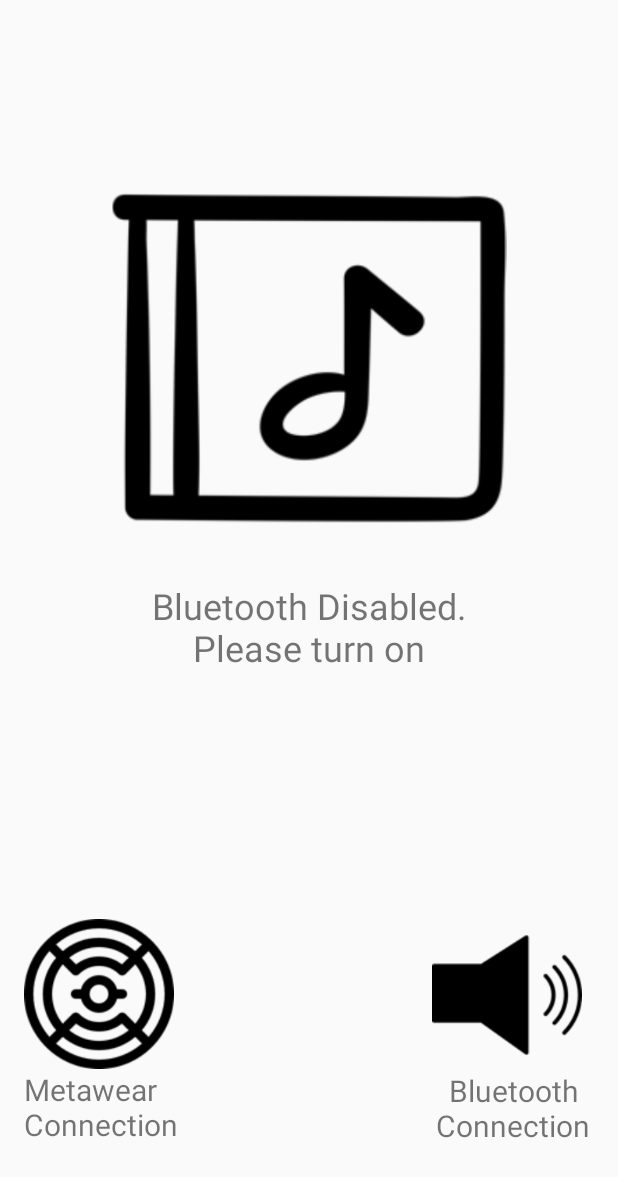
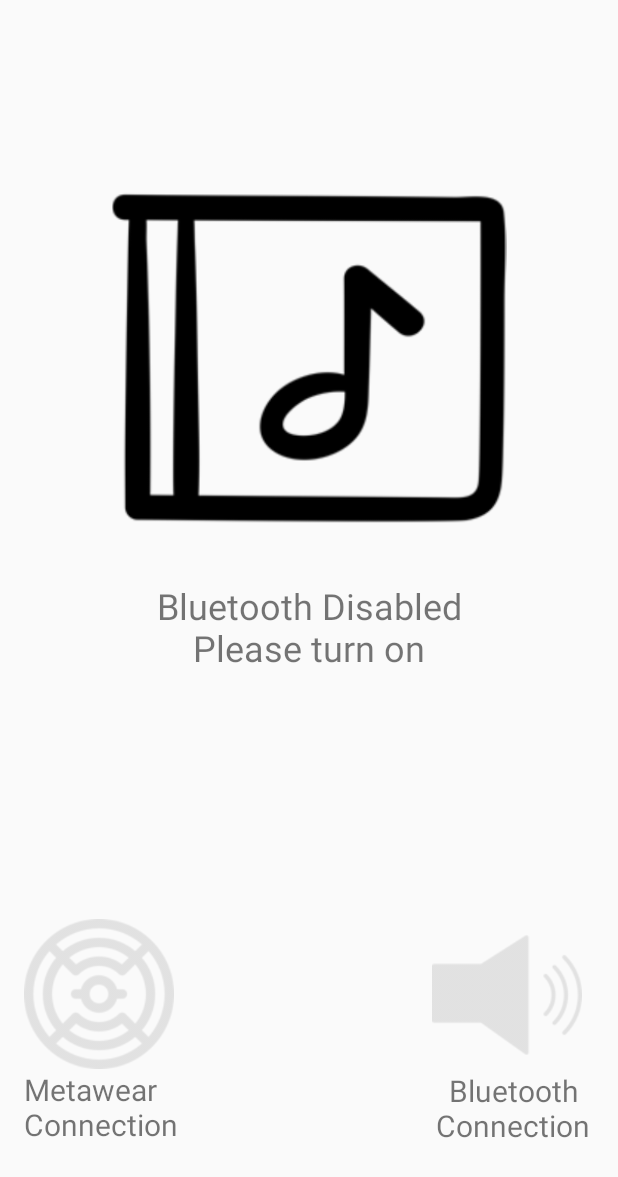
Before and after one commit to skyemakable/ShowerTunes, an Android app: the screen it shows after launch (MainActivity), on a phone screen of 412 x 824 dp. Shown: the top 1177 px of the screen. Run offline under Robolectric (Android 15) with nearby library versions, the phone set to English and light mode, and no system bars; libraries missing offline, so code that uses them is left out: com.mbientlab.metawear; 1 statement that could not run was skipped.

Commit message:
Added code to find mac address of speaker. Can now play song over speaker (though no controls about it).

```diff
--- a/app/src/main/java/com/example/mbientlab/showertunes/MainActivity.java
+++ b/app/src/main/java/com/example/mbientlab/showertunes/MainActivity.java
@@ -4,6 +4,7 @@ import android.app.Activity;
 import android.bluetooth.BluetoothAdapter;
 import android.bluetooth.BluetoothDevice;
 import android.bluetooth.BluetoothManager;
+import android.bluetooth.BluetoothSocket;
 import android.content.BroadcastReceiver;
 import android.content.IntentFilter;
 import android.media.MediaPlayer;
@@ -23,6 +24,7 @@ import android.widget.TextView;
 import android.bluetooth.BluetoothDevice;
 import android.content.Intent;
 
+
 import com.mbientlab.metawear.Data;
 import com.mbientlab.metawear.MetaWearBoard;
 import com.mbientlab.metawear.Route;
@@ -35,9 +37,11 @@ import com.mbientlab.metawear.module.Logging;
 import com.mbientlab.metawear.module.Temperature;
 
 import java.io.File;
+import java.io.IOException;
 import java.util.ArrayList;
 import java.util.List;
 import java.util.Set;
+//import java.util.UUID;
 
 import bolts.Continuation;
 import bolts.Task;
@@ -48,8 +52,12 @@ public class MainActivity extends Activity implements ServiceConnection {
     private static final String TAG = "MainActivity";
     private final String MAC_ADDR = "F7:02:E6:49:04:AF";
     private final String Blu_MAC = "00:58:02:A8:02:44";
+    MediaPlayer mediaPlayer;
 
     BluetoothAdapter mBluetoothAdapter;
+    private ArrayList<String> pairedDevices = new ArrayList<String>();
+
+    //private static final java.util.UUID myUUID = UUID.fromString("0000110E-0000-1000-8000-00805F9B34FB");
 
     private ImageView Metawear;
     private ImageView BluetoothSpeaker;
@@ -59,34 +67,6 @@ public class MainActivity extends Activity implements ServiceConnection {
     private Logging logging;
     private BtleService.LocalBinder serviceBinder;
 
-    // Create a BroadcastReceiver for ACTION_FOUND. Relevant if change of Bluetooth status.
-    private final BroadcastReceiver mBroadcastReceiver1 = new BroadcastReceiver() {
-        public void onReceive(Context context, Intent intent) {
-            String action = intent.getAction();
-            // When discovery finds a device
-            if (action.equals(mBluetoothAdapter.ACTION_STATE_CHANGED)) {
-                final int state = intent.getIntExtra(BluetoothAdapter.EXTRA_STATE, mBluetoothAdapter.ERROR);
-
-                switch(state){
-                    case BluetoothAdapter.STATE_OFF:
-                        Log.d(TAG, "onReceive: STATE OFF");
-                        MusicText.setText("Bluetooth Disabled. Please turn on");
-                        break;
-                    case BluetoothAdapter.STATE_TURNING_OFF:
-                        Log.d(TAG, "mBroadcastReceiver1: STATE TURNING OFF");
-                        break;
-                    case BluetoothAdapter.STATE_ON:
-                        Log.d(TAG, "mBroadcastReceiver1: STATE ON");;
-                        MusicText.setText("Connecting Devices...");
-                        break;
-                    case BluetoothAdapter.STATE_TURNING_ON:
-                        Log.d(TAG, "mBroadcastReceiver1: STATE TURNING ON");
-                        break;
-                }
-            }
-        }
-    };
-
     @Override
     protected void onCreate(Bundle savedInstanceState) {
         super.onCreate(savedInstanceState);
@@ -95,6 +75,11 @@ public class MainActivity extends Activity implements ServiceConnection {
         Metawear = (ImageView) findViewById(R.id.Metawear);
         BluetoothSpeaker = (ImageView) findViewById(R.id.BluetoothSpeaker);
         AlbumArt = (ImageView) findViewById(R.id.AlbumArt);
+        mediaPlayer = mediaPlayer.create(getApplicationContext(), R.raw.song);
+
+        BluetoothSpeaker.setAlpha(0.1f);
+        Metawear.setAlpha(0.1f);
+
 
         // get bluetooth adapter
         BluetoothAdapter bluetoothAdapter = BluetoothAdapter.getDefaultAdapter();
@@ -106,42 +91,45 @@ public class MainActivity extends Activity implements ServiceConnection {
         } else {
             if (!bluetoothAdapter.isEnabled()) {
                 Log.d("BluetoothAdapter", "Bluetooth is not currently enabled");
-                MusicText.setText("Bluetooth Disabled. Please turn on");
-            }
-            else {
+                MusicText.setText("Bluetooth Disabled\nPlease turn on");
+            } else {
                 Log.d("BluetoothAdapter", "Bluetooth enabled. Continuing...");
                 MusicText.setText("Connecting Devices...");
             }
         }
-        IntentFilter filter = new IntentFilter(BluetoothAdapter.ACTION_STATE_CHANGED);
-        registerReceiver(mBroadcastReceiver1, filter);
+        //Below is code for checking for changing in Bluetooth (enable/disable)
+        IntentFilter changeFilter = new IntentFilter(BluetoothAdapter.ACTION_STATE_CHANGED);
+        registerReceiver(mBroadcastReceiver1, changeFilter);
+        IntentFilter pairedBlueFilter = new IntentFilter(BluetoothDevice.ACTION_FOUND);
+        pairedBlueFilter.addAction(BluetoothAdapter.ACTION_DISCOVERY_FINISHED);
 
-        /*if (findBlue()) {
-            Log.d("BluetoothSpeaker", "Found the bluetooth speaker");
-        }
-        else {
-            Log.d("BluetoothSpeaker", "Fudge");
-        }
-*/
-        getApplicationContext().bindService(new Intent(this, BtleService.class),
-            this, Context.BIND_AUTO_CREATE);
-
-
-    }
-/*
-    public boolean findBlue() {
+        Set<BluetoothDevice> pairedDevices = bluetoothAdapter.getBondedDevices();
         boolean found = false;
-        Set<BluetoothDevice> pairedDevices = mBluetoothAdapter.getBondedDevices();
-
-        List<String> s = new ArrayList<String>();
-        for (BluetoothDevice bt: pairedDevices) {
-            if (bt.getAddress().equals(Blu_MAC)) {
-                found = true;
+        if (pairedDevices.size() > 0) {
+            for (BluetoothDevice d : pairedDevices) {
+                String deviceName = d.getName();
+                String macAddress = d.getAddress();
+                //Log.i("BluetoothDevices", "paired device: " + deviceName + " at " + macAddress);
+                if (macAddress.equals(Blu_MAC)) {
+                    Log.i("BluetoothSpeaker", "Found bluetooth speaker with mac Address: " + macAddress);
+                    found = true;
+                }
             }
         }
-        return found;
-    }*/
+        if (found) {
+            //registerReceiver(deviceReceiver, pairedBlueFilter);
+            BluetoothSpeaker.setAlpha(1.0f);
+            //probs next check temperature?
+            Metawear.setAlpha(1.0f);
+            MusicText.setText("Regina Spektor - \"Eet\" ");
+            AlbumArt.setImageResource(R.drawable.image);
+            mediaPlayer.start();
 
+        }
+
+        getApplicationContext().bindService(new Intent(this, BtleService.class),
+                this, Context.BIND_AUTO_CREATE);
+    }
 
 
     @Override
@@ -172,6 +160,38 @@ public class MainActivity extends Activity implements ServiceConnection {
     public void onServiceDisconnected(ComponentName name) {
         //Disconnect device
     }
+
+    // Create a BroadcastReceiver for ACTION_FOUND. Relevant if change of Bluetooth status.
+    private final BroadcastReceiver mBroadcastReceiver1 = new BroadcastReceiver() {
+        public void onReceive(Context context, Intent intent) {
+            String action = intent.getAction();
+            // When discovery finds a device
+            if (action.equals(mBluetoothAdapter.ACTION_STATE_CHANGED)) {
+                final int state = intent.getIntExtra(BluetoothAdapter.EXTRA_STATE, mBluetoothAdapter.ERROR);
+
+                switch(state){
+                    case BluetoothAdapter.STATE_OFF:
+                        Log.d(TAG, "onReceive: STATE OFF");
+                        MusicText.setText("Bluetooth Disabled\nPlease turn on");
+                        break;
+                    case BluetoothAdapter.STATE_TURNING_OFF:
+                        Log.d(TAG, "mBroadcastReceiver1: STATE TURNING OFF");
+                        break;
+                    case BluetoothAdapter.STATE_ON:
+                        Log.d(TAG, "mBroadcastReceiver1: STATE ON");;
+                        MusicText.setText("Connecting Devices...");
+                        break;
+                    case BluetoothAdapter.STATE_TURNING_ON:
+                        Log.d(TAG, "mBroadcastReceiver1: STATE TURNING ON");
+                        break;
+                }
+            }
+        }
+    };
+
+
+
+
 
     // Play music when meta is found, bluetooth speaker found, and when temperature is high enough
     private void playMusic(String path, String fileName) {
@@ -249,4 +269,64 @@ public class MainActivity extends Activity implements ServiceConnection {
         Log.i("Log", "Discoverable");
     }
 
+    /*
+    private final BroadcastReceiver deviceReceiver = new BroadcastReceiver() {
+        @Override
+        public void onReceive(Context context, Intent intent) {
+            String action = intent.getAction();
+            if (BluetoothDevice.ACTION_FOUND.equals(action)) {
+                // Get BluetoothDevice object from the intent
+                BluetoothDevice device = intent.getParcelableExtra(BluetoothDevice.EXTRA_DEVICE);
+                if (BluetoothDevice.ACTION_FOUND.equals(action)) {
+                    Log.i("BluetoothDevice", "Device found");
+                } else if (BluetoothDevice.ACTION_ACL_CONNECTED.equals(action)) {
+                    Log.i("BluetoothDevice", "Device now connected");
+                } else if (BluetoothAdapter.ACTION_DISCOVERY_FINISHED.equals(action)) {
+                    Log.i("BluetoothDevice", "Device searching");
+                } else if (BluetoothDevice.ACTION_ACL_DISCONNECT_REQUESTED.equals(action)) {
+                    Log.i("BluetoothDevice", "Device about to disconnect");
+                } else if (BluetoothDevice.ACTION_ACL_DISCONNECTED.equals(action)) {
+                    Log.i("BluetoothDevice", "Device disconnected");
+                }
+                if (device.getBondState()==device.BOND_BONDED) {
+                    Log.d("BluetoothSpeaker", device.getName());
+                    BluetoothSocket mSocket=null;
+                    try {
+                        mSocket = device.createInsecureRfcommSocketToServiceRecord(myUUID);
+                    }
+                    catch (IOException e) {
+                        Log.d("BluetoothSpeaker", "socket not created");
+                        e.printStackTrace();
+                    }
+                    try {
+                        mSocket.connect();
+                    }
+                    catch (IOException ee) {
+                        try {
+                            mSocket.close();
+                            Log.d("BluetoothSpeaker", "Cannot connect");
+                        }
+                        catch (IOException eee) {
+                            Log.d("BluetoothSpeaker", "Socket not closed");
+                            eee.printStackTrace();
+                        }
+                    }
+                }
+
+        */
+
+
+/*
+    public boolean findBlue() {
+        boolean found = false;
+        Set<BluetoothDevice> pairedDevices = mBluetoothAdapter.getBondedDevices();
+
+        List<String> s = new ArrayList<String>();
+        for (BluetoothDevice bt: pairedDevices) {
+            if (bt.getAddress().equals(Blu_MAC)) {
+                found = true;
+            }
+        }
+        return found;
+    }*/
 }
```
